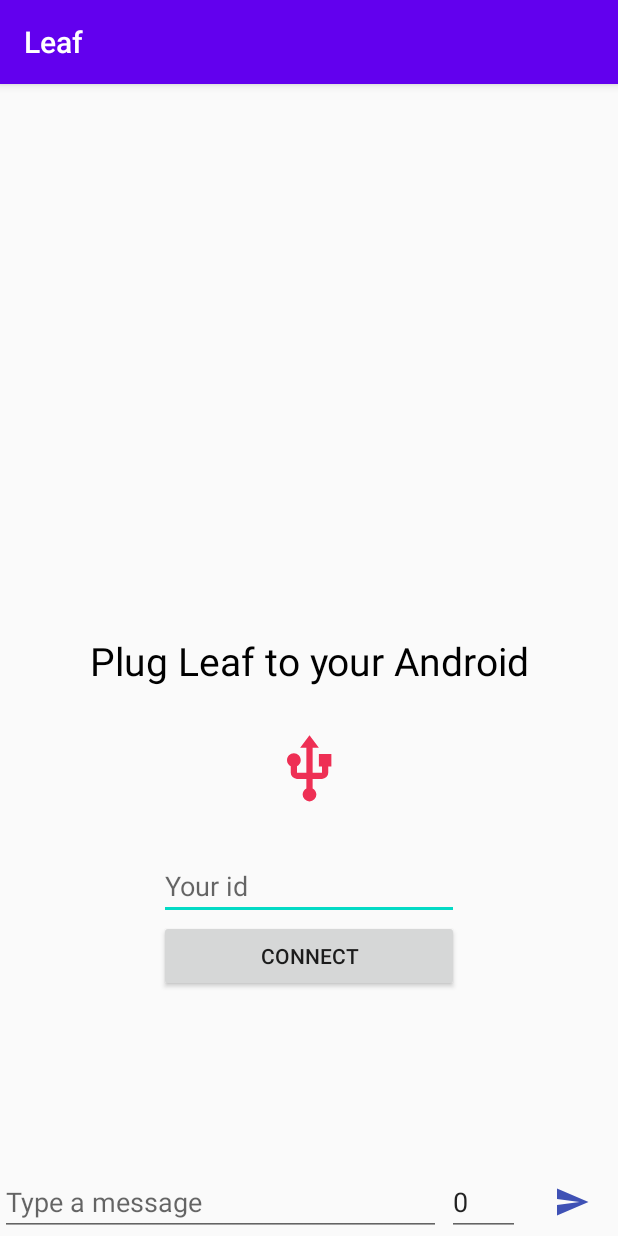
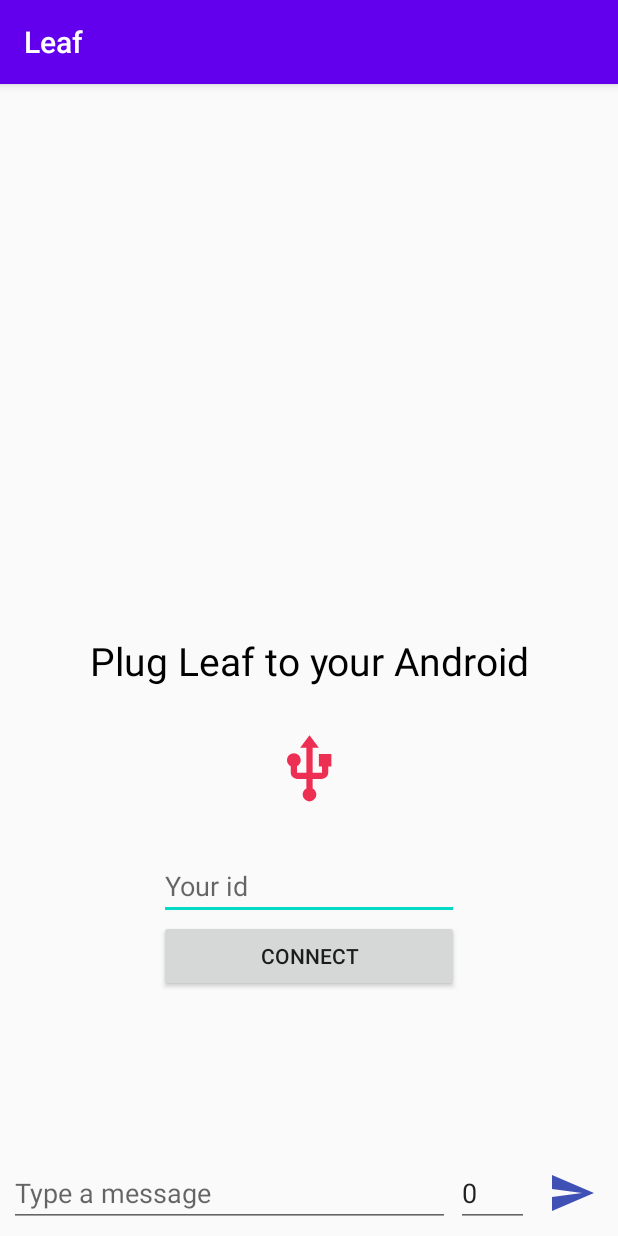
Before and after one commit to wwleaf/android-app, an Android app: the screen it shows after launch (MainActivity), on a phone screen of 412 x 824 dp. Run offline under Robolectric (Android 15) with nearby library versions, the phone set to English and light mode, and no system bars; our stand-ins replace ButterKnife, Dagger/Hilt's generated code; 6 statements that could not run were skipped.

```diff
--- a/app/src/main/java/me/aflak/leaf/main/presenter/MainPresenter.java
+++ b/app/src/main/java/me/aflak/leaf/main/presenter/MainPresenter.java
@@ -5,6 +5,7 @@ import android.content.Context;
 public interface MainPresenter {
     void onCreate(Context context);
     void onStart();
+    void onPause();
     void onDestroy();
     void onConnectClicked(int id);
     void onMessage(String message, int destId);
--- a/app/src/main/java/me/aflak/leaf/main/presenter/MainPresenterImpl.java
+++ b/app/src/main/java/me/aflak/leaf/main/presenter/MainPresenterImpl.java
@@ -5,7 +5,6 @@ import android.hardware.usb.UsbDevice;
 import android.util.Log;
 
 import java.util.ArrayList;
-import java.util.Arrays;
 import java.util.List;
 import java.util.Set;
 
@@ -88,8 +87,12 @@ public class MainPresenterImpl implements MainPresenter {
     }
 
     @Override
+    public void onPause() {
+        interactor.saveGraph();
+    }
+
+    @Override
     public void onDestroy() {
-        interactor.saveGraph();
         arduino.unsetArduinoListener();
         arduino.close();
     }
--- a/app/src/main/java/me/aflak/leaf/main/view/MainActivity.java
+++ b/app/src/main/java/me/aflak/leaf/main/view/MainActivity.java
@@ -60,6 +60,12 @@ public class MainActivity extends AppCompatActivity implements MainView {
     protected void onStart() {
         super.onStart();
         presenter.onStart();
+    }
+
+    @Override
+    protected void onPause() {
+        super.onPause();
+        presenter.onPause();
     }
 
     @Override
--- a/app/src/main/res/drawable/send.xml
+++ b/app/src/main/res/drawable/send.xml
@@ -1,7 +1,7 @@
 <?xml version="1.0" encoding="utf-8"?>
 <vector xmlns:android="http://schemas.android.com/apk/res/android"
-    android:height="24dp"
-    android:width="24dp"
+    android:height="32dp"
+    android:width="32dp"
     android:viewportWidth="24"
     android:viewportHeight="24">
     <path android:fillColor="#000" android:pathData="M2,21L23,12L2,3V10L17,12L2,14V21Z" />
--- a/app/src/main/res/layout/chat.xml
+++ b/app/src/main/res/layout/chat.xml
@@ -9,6 +9,8 @@
         android:layout_width="match_parent"
         android:layout_height="wrap_content"
         android:textSize="20sp"
+        android:gravity="bottom"
+        android:scrollbars="vertical"
         app:layout_constraintBottom_toTopOf="@id/chat_input_layout"
         app:layout_constraintLeft_toLeftOf="parent"
         app:layout_constraintRight_toRightOf="parent" />
@@ -18,6 +20,7 @@
         android:layout_width="match_parent"
         android:layout_height="wrap_content"
         android:orientation="horizontal"
+        android:padding="6dp"
         app:layout_constraintBottom_toBottomOf="parent">
 
         <EditText
@@ -44,8 +47,7 @@
             android:layout_weight="1"
             android:src="@drawable/send"
             android:tint="@color/chat_send"
-            android:background="@null"
-            android:layout_margin="6dp"/>
+            android:background="@null"/>
     </LinearLayout>
 
 </androidx.constraintlayout.widget.ConstraintLayout>
```
